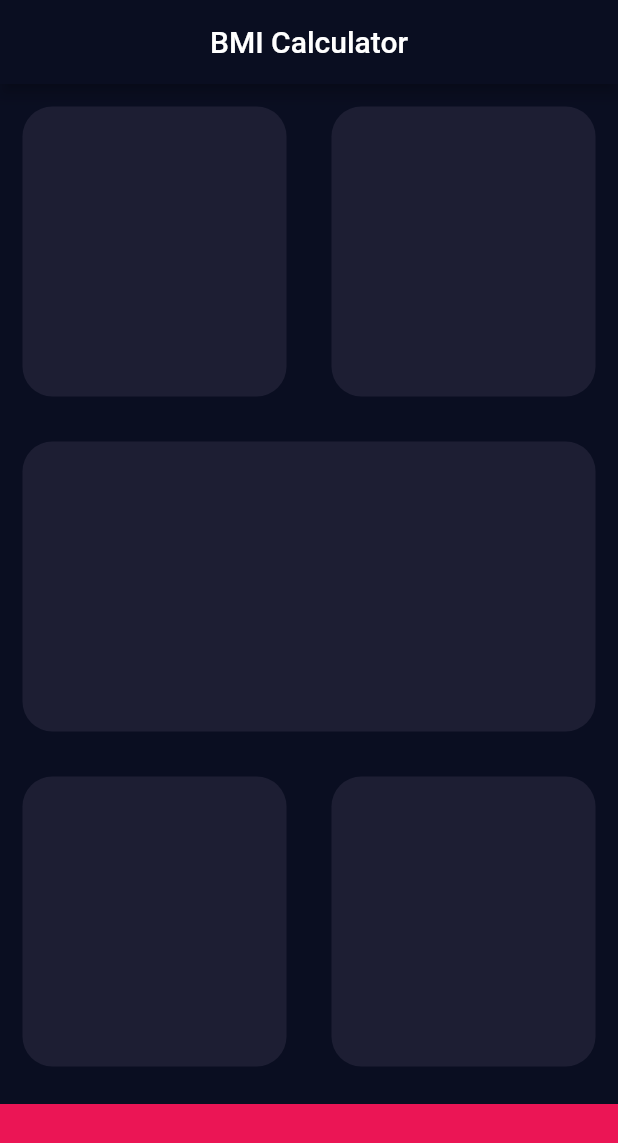
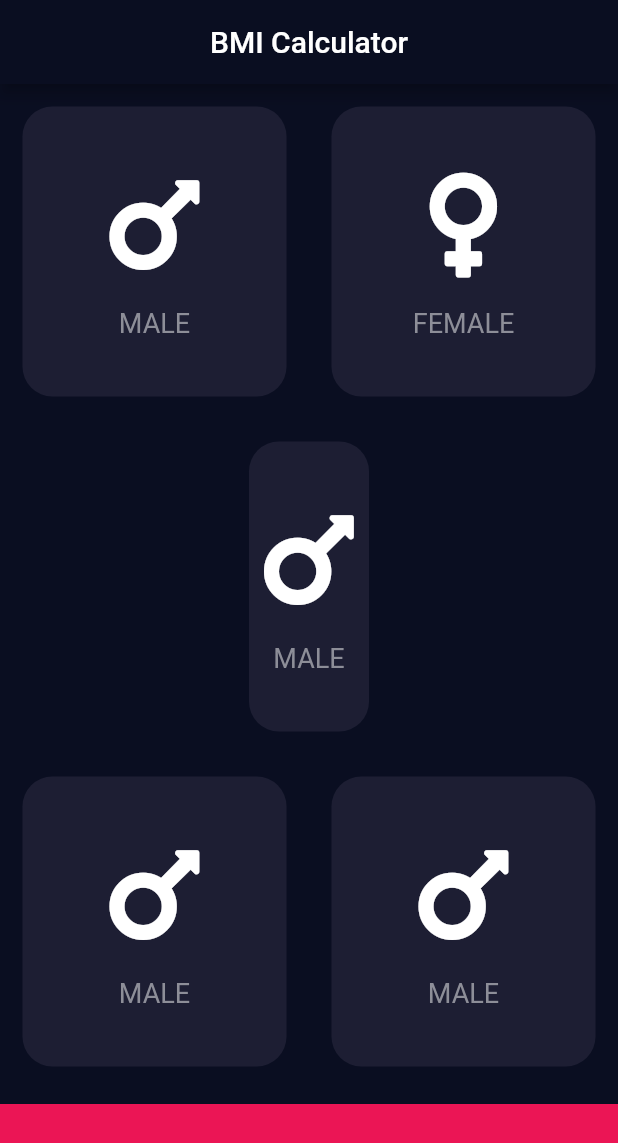
Before and after one commit to Deepak-coder80/BMI-flutter-App, a Flutter app: the screen it shows after launch, on a phone screen of 412 x 824 dp. Shown: the top 1143 px of the screen. Run offline on Flutter 3.47's test engine with Material 2 defaults, Android fonts, the phone set to English and light mode, and no system bars; our stand-ins replace font_awesome_flutter.

Commit message:
male female card finished

```diff
--- a/lib/home.dart
+++ b/lib/home.dart
@@ -1,4 +1,5 @@
 import 'package:flutter/material.dart';
+import 'package:font_awesome_flutter/font_awesome_flutter.dart';
 
 const Color clr = Color(0xFF1D1E33);
 
@@ -23,30 +24,52 @@ class _BMICalculatorState extends State<BMICalculator> {
         children: [
           Expanded(
             child: Row(
-              children: [
+              children: const [
                 Expanded(
                   child: Card(
                     color: clr,
-                )),
-                Expanded(child: Card(color: clr)),
-              ],
+                    cardChild: cardchildWidget(
+                      icon: FontAwesomeIcons.mars,
+                      label: "MALE",
+                    ),
                   ),
                 ),
                 Expanded(
                     child: Card(
                         color: clr,
+                        cardChild: cardchildWidget(
+                          icon: FontAwesomeIcons.venus,
+                          label: "FEMALE",
+                        ))),
+              ],
+            ),
+          ),
+          const Expanded(
+              child: Card(
+            color: clr,
+            cardChild: cardchildWidget(
+              icon: FontAwesomeIcons.mars,
+              label: "MALE",
+            ),
           )),
           Expanded(
             child: Row(
-              children: [
+              children: const [
                 Expanded(
                     child: Card(
                   color: clr,
+                  cardChild: cardchildWidget(
+                    icon: FontAwesomeIcons.mars,
+                    label: "MALE",
+                  ),
                 )),
                 Expanded(
                     child: Card(
                         color: clr,
-                )),
+                        cardChild: cardchildWidget(
+                          icon: FontAwesomeIcons.mars,
+                          label: "MALE",
+                        ))),
               ],
             ),
           ),
@@ -62,12 +85,51 @@ class _BMICalculatorState extends State<BMICalculator> {
   }
 }
 
+class cardchildWidget extends StatelessWidget {
+  final IconData icon;
+  final String label;
+  const cardchildWidget({
+    Key? key,
+    required this.icon,
+    required this.label,
+  }) : super(key: key);
+
+  @override
+  Widget build(BuildContext context) {
+    return Column(
+      mainAxisAlignment: MainAxisAlignment.center,
+      children: [
+        Icon(
+          icon,
+          color: Colors.white,
+          size: 80,
+        ),
+        const SizedBox(
+          height: 15,
+        ),
+        Text(
+          label,
+          style: const TextStyle(
+            fontSize: 18,
+            color: Color(
+              0xFF8D8E98,
+            ),
+          ),
+        ),
+      ],
+    );
+  }
+}
+
 class Card extends StatelessWidget {
   final Color color;
-  Card({Key? key, required this.color}) : super(key: key);
+  final Widget cardChild;
+  const Card({Key? key, required this.color, required this.cardChild})
+      : super(key: key);
   @override
   Widget build(BuildContext context) {
     return Container(
+      child: cardChild,
       margin: const EdgeInsets.all(15.0),
       decoration: BoxDecoration(
         color: color,
```
Lines whose indentation alone changed are shown as unchanged.
